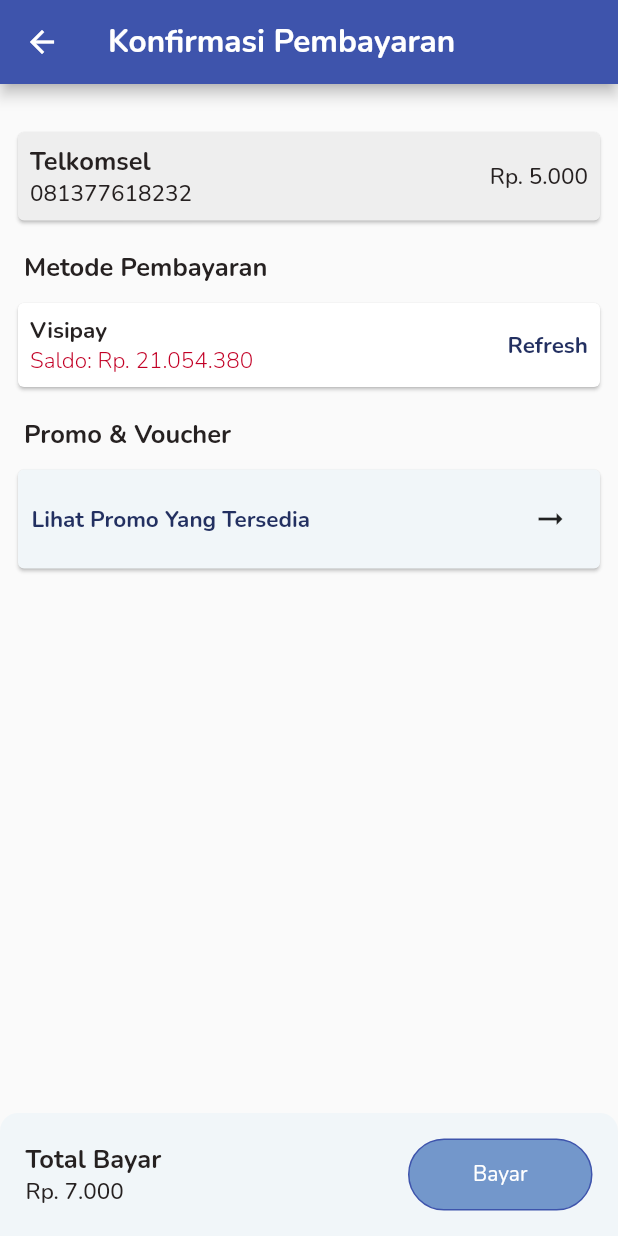
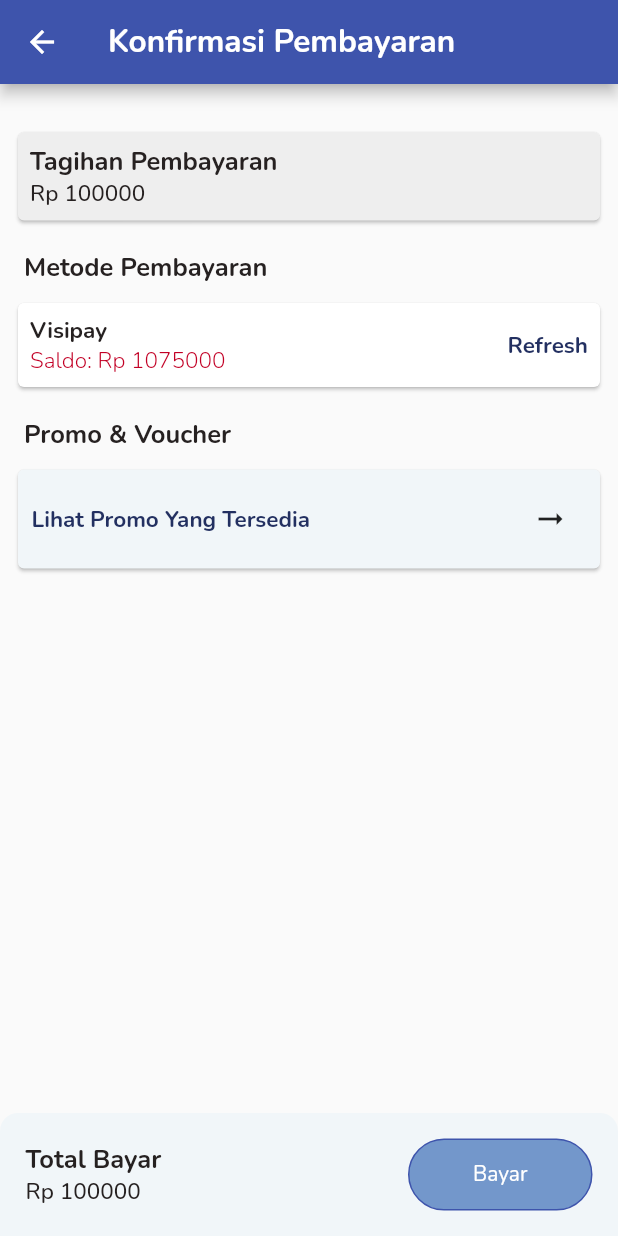
Before and after one commit to ntaulya/visipay, a Flutter app: the KonfirPulsa screen opened directly, on a phone screen of 412 x 824 dp. Run offline on Flutter 3.47's test engine with Material 2 defaults, Android fonts, the phone set to English and light mode, and no system bars; our stand-ins replace bloc, dartz, flutter_bloc, flutter_svg, get_it, google_fonts and 2 more; missing offline and left inert: dart:ffi.

Commit message:
pembayaran

```diff
--- a/lib/pages/menu/pulsa/konfirmasi_pembayaran.dart
+++ b/lib/pages/menu/pulsa/konfirmasi_pembayaran.dart
@@ -3,6 +3,7 @@ import 'package:google_fonts/google_fonts.dart';
 import 'package:visipay/core/theme/palette.dart';
 import 'package:visipay/core/theme/textSize.dart';
 import 'package:visipay/pages/home.dart';
+import 'package:visipay/pages/status/StatusBerhasil.dart';
 import 'package:visipay/widgets/button.dart';
 import 'package:visipay/widgets/container.dart';
 
@@ -53,7 +54,7 @@ class _KonfirPulsaState extends State<KonfirPulsa> {
                           .start, // Mengatur child berada di sebelah kiri
                       children: [
                         Text(
-                          'Telkomsel',
+                          'Tagihan Pembayaran',
                           style: GoogleFonts.nunito(
                             textStyle: Nunito_17px,
                             fontWeight: FontWeight.w700,
@@ -61,7 +62,7 @@ class _KonfirPulsaState extends State<KonfirPulsa> {
                           ),
                         ),
                         Text(
-                          '081377618232',
+                          'Rp 100000',
                           style: GoogleFonts.nunito(
                             textStyle: Nunito_15px,
                             fontWeight: FontWeight.w500,
@@ -70,14 +71,14 @@ class _KonfirPulsaState extends State<KonfirPulsa> {
                         ),
                       ],
                     ),
-                    Text(
-                      'Rp. 5.000',
-                      style: GoogleFonts.nunito(
-                        textStyle: Nunito_15px,
-                        fontWeight: FontWeight.w500,
-                        color: Text1,
-                      ),
-                    ),
+                    // Text(
+                    //   'Rp 100000',
+                    //   style: GoogleFonts.nunito(
+                    //     textStyle: Nunito_15px,
+                    //     fontWeight: FontWeight.w500,
+                    //     color: Text1,
+                    //   ),
+                    // ),
                   ],
                 ),
               ),
@@ -121,7 +122,7 @@ class _KonfirPulsaState extends State<KonfirPulsa> {
                           ),
                         ),
                         Text(
-                          'Saldo: Rp. 21.054.380',
+                          'Saldo: Rp 1075000',
                           style: GoogleFonts.nunito(
                             textStyle: Nunito_15px,
                             fontWeight: FontWeight.w300,
@@ -221,7 +222,7 @@ class _KonfirPulsaState extends State<KonfirPulsa> {
                           ),
                         ),
                         Text(
-                          'Rp. 7.000',
+                          'Rp 100000',
                           style: GoogleFonts.nunito(
                             textStyle: Nunito_15px,
                             fontWeight: FontWeight.w500,
@@ -235,6 +236,13 @@ class _KonfirPulsaState extends State<KonfirPulsa> {
                       backgroundColor: Secondary50,
                       width: 123,
                       height: 48,
+                      onTap: () {
+                        Navigator.push(context,
+                        MaterialPageRoute(builder:
+                        (context) => Status(),
+                        )
+                        );
+                      },
                     ),
                   ],
                 ),
--- a/lib/pages/menu/pulsa/pulsapaket.dart
+++ b/lib/pages/menu/pulsa/pulsapaket.dart
@@ -19,7 +19,7 @@ class PulsaPaket extends StatefulWidget {
 
 class _PulsaPaketState extends State<PulsaPaket> {
 
-  String? inputNumber;
+  String inputNumber = "";
 
   void onFieldSubmitted(String value) {
     setState(() {
--- a/lib/widgets/cardPulsa.dart
+++ b/lib/widgets/cardPulsa.dart
@@ -5,6 +5,7 @@ import 'package:google_fonts/google_fonts.dart';
 import 'package:visipay/core/theme/palette.dart';
 import 'package:visipay/core/theme/textSize.dart';
 import 'package:visipay/pages/home.dart';
+import 'package:visipay/pages/menu/pulsa/konfirmasi_pembayaran.dart';
 import 'package:visipay/widgets/button.dart';
 
 class CardPulsa extends StatefulWidget {
@@ -162,7 +163,7 @@ class _CardPulsaState extends State<CardPulsa> {
                               Navigator.push(
                                   context,
                                   MaterialPageRoute(
-                                    builder: (context) => Home(),
+                                    builder: (context) => KonfirPulsa(),
                                   ));
                             },
                             "Konfirmasi",
--- a/lib/widgets/cardToken.dart
+++ b/lib/widgets/cardToken.dart
@@ -7,6 +7,7 @@ import 'package:google_fonts/google_fonts.dart';
 import 'package:visipay/core/theme/palette.dart';
 import 'package:visipay/core/theme/textSize.dart';
 import 'package:visipay/pages/home.dart';
+import 'package:visipay/pages/menu/pulsa/konfirmasi_pembayaran.dart';
 import 'package:visipay/widgets/button.dart';
 
 class CardToken extends StatefulWidget {
@@ -251,7 +252,7 @@ class _CardTokenState extends State<CardToken> {
                                                             context,
                                                             MaterialPageRoute(
                                                               builder: (context) =>
-                                                                  Home(),
+                                                                  KonfirPulsa(),
                                                             ));
                                                       },
                                                       "Konfirmasi",
```
Also changed, not shown: lib/pages/status/StatusBerhasil.dart (+15 -0 lines).
